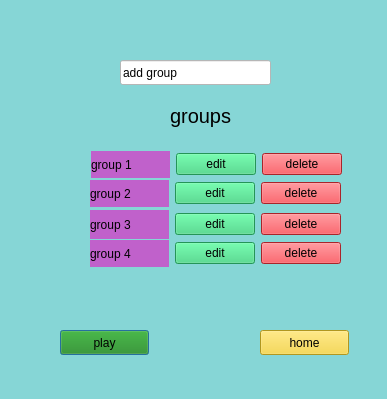
Qt form groups.ui (MariHarutyunyanGithub/QT_lab) before a commit.
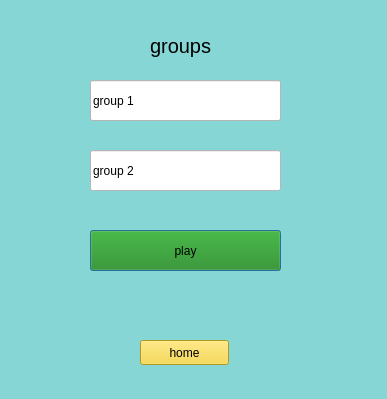
The same form after that commit.

```diff
--- a/groups.ui
+++ b/groups.ui
@@ -19,8 +19,8 @@
   <widget class="QLabel" name="label">
    <property name="geometry">
     <rect>
-     <x>170</x>
-     <y>90</y>
+     <x>150</x>
+     <y>20</y>
      <width>101</width>
      <height>51</height>
     </rect>
@@ -37,10 +37,10 @@
   <widget class="QPushButton" name="pushButton_play">
    <property name="geometry">
     <rect>
-     <x>60</x>
-     <y>330</y>
-     <width>89</width>
-     <height>25</height>
+     <x>90</x>
+     <y>230</y>
+     <width>191</width>
+     <height>41</height>
     </rect>
    </property>
    <property name="styleSheet">
@@ -53,8 +53,8 @@
   <widget class="QPushButton" name="pushButton_3">
    <property name="geometry">
     <rect>
-     <x>260</x>
-     <y>330</y>
+     <x>140</x>
+     <y>340</y>
      <width>89</width>
      <height>25</height>
     </rect>
@@ -66,190 +66,38 @@
     <string>home</string>
    </property>
   </widget>
-  <widget class="QWidget" name="layoutWidget">
+  <widget class="QLineEdit" name="lineEdit_2">
    <property name="geometry">
     <rect>
-     <x>91</x>
-     <y>151</y>
-     <width>251</width>
-     <height>27</height>
-    </rect>
-   </property>
-   <layout class="QHBoxLayout" name="horizontalLayout">
-    <item>
-     <widget class="QLabel" name="label_2">
-      <property name="styleSheet">
-       <string notr="true">background-color: rgb(192, 97, 203);</string>
-      </property>
-      <property name="text">
-       <string>group 1</string>
-      </property>
-     </widget>
-    </item>
-    <item>
-     <widget class="QPushButton" name="pushButton_5">
-      <property name="styleSheet">
-       <string notr="true">background-color: rgb(51, 209, 122);</string>
-      </property>
-      <property name="text">
-       <string>edit</string>
-      </property>
-     </widget>
-    </item>
-    <item>
-     <widget class="QPushButton" name="pushButton_4">
-      <property name="styleSheet">
-       <string notr="true">background-color: rgb(237, 51, 59);</string>
-      </property>
-      <property name="text">
-       <string>delete</string>
-      </property>
-     </widget>
-    </item>
-   </layout>
-  </widget>
-  <widget class="QWidget" name="layoutWidget">
-   <property name="geometry">
-    <rect>
      <x>90</x>
-     <y>210</y>
-     <width>251</width>
-     <height>29</height>
+     <y>150</y>
+     <width>191</width>
+     <height>41</height>
     </rect>
    </property>
-   <layout class="QHBoxLayout" name="horizontalLayout_3">
-    <item>
-     <widget class="QLabel" name="label_4">
-      <property name="styleSheet">
-       <string notr="true">background-color: rgb(192, 97, 203);</string>
-      </property>
-      <property name="text">
-       <string>group 3</string>
-      </property>
-     </widget>
-    </item>
-    <item>
-     <widget class="QPushButton" name="pushButton_6">
-      <property name="styleSheet">
-       <string notr="true">background-color: rgb(51, 209, 122);</string>
-      </property>
-      <property name="text">
-       <string>edit</string>
-      </property>
-     </widget>
-    </item>
-    <item>
-     <widget class="QPushButton" name="pushButton_10">
-      <property name="styleSheet">
-       <string notr="true">background-color: rgb(237, 51, 59);</string>
-      </property>
-      <property name="text">
-       <string>delete</string>
-      </property>
-     </widget>
-    </item>
-   </layout>
-  </widget>
-  <widget class="QWidget" name="layoutWidget">
-   <property name="geometry">
-    <rect>
-     <x>90</x>
-     <y>240</y>
-     <width>251</width>
-     <height>27</height>
-    </rect>
+   <property name="styleSheet">
+    <string notr="true">background-color: rgb(255, 255, 255);</string>
    </property>
-   <layout class="QHBoxLayout" name="horizontalLayout_4">
-    <item>
-     <widget class="QLabel" name="label_5">
-      <property name="styleSheet">
-       <string notr="true">background-color: rgb(192, 97, 203);</string>
-      </property>
-      <property name="text">
-       <string>group 4</string>
-      </property>
-     </widget>
-    </item>
-    <item>
-     <widget class="QPushButton" name="pushButton_8">
-      <property name="styleSheet">
-       <string notr="true">background-color: rgb(51, 209, 122);</string>
-      </property>
-      <property name="text">
-       <string>edit</string>
-      </property>
-     </widget>
-    </item>
-    <item>
-     <widget class="QPushButton" name="pushButton_11">
-      <property name="styleSheet">
-       <string notr="true">background-color: rgb(237, 51, 59);</string>
-      </property>
-      <property name="text">
-       <string>delete</string>
-      </property>
-     </widget>
-    </item>
-   </layout>
+   <property name="text">
+    <string>group 2</string>
+   </property>
   </widget>
   <widget class="QLineEdit" name="lineEdit">
    <property name="geometry">
     <rect>
-     <x>120</x>
-     <y>60</y>
-     <width>151</width>
-     <height>25</height>
+     <x>90</x>
+     <y>80</y>
+     <width>191</width>
+     <height>41</height>
     </rect>
    </property>
    <property name="styleSheet">
     <string notr="true">background-color: rgb(255, 255, 255);</string>
    </property>
    <property name="text">
-    <string>add group</string>
+    <string>group 1</string>
    </property>
   </widget>
-  <widget class="QWidget" name="layoutWidget">
-   <property name="geometry">
-    <rect>
-     <x>90</x>
-     <y>180</y>
-     <width>251</width>
-     <height>27</height>
-    </rect>
-   </property>
-   <layout class="QHBoxLayout" name="horizontalLayout_2">
-    <item>
-     <widget class="QLabel" name="label_3">
-      <property name="styleSheet">
-       <string notr="true">background-color: rgb(192, 97, 203);</string>
-      </property>
-      <property name="text">
-       <string>group 2</string>
-      </property>
-     </widget>
-    </item>
-    <item>
-     <widget class="QPushButton" name="pushButton_7">
-      <property name="styleSheet">
-       <string notr="true">background-color: rgb(51, 209, 122);</string>
-      </property>
-      <property name="text">
-       <string>edit</string>
-      </property>
-     </widget>
-    </item>
-    <item>
-     <widget class="QPushButton" name="pushButton_9">
-      <property name="styleSheet">
-       <string notr="true">background-color: rgb(237, 51, 59);</string>
-      </property>
-      <property name="text">
-       <string>delete</string>
-      </property>
-     </widget>
-    </item>
-   </layout>
-  </widget>
  </widget>
  <resources/>
  <connections/>
```
Left out of the diff: 2 changed lines with no effect on the pictures.
